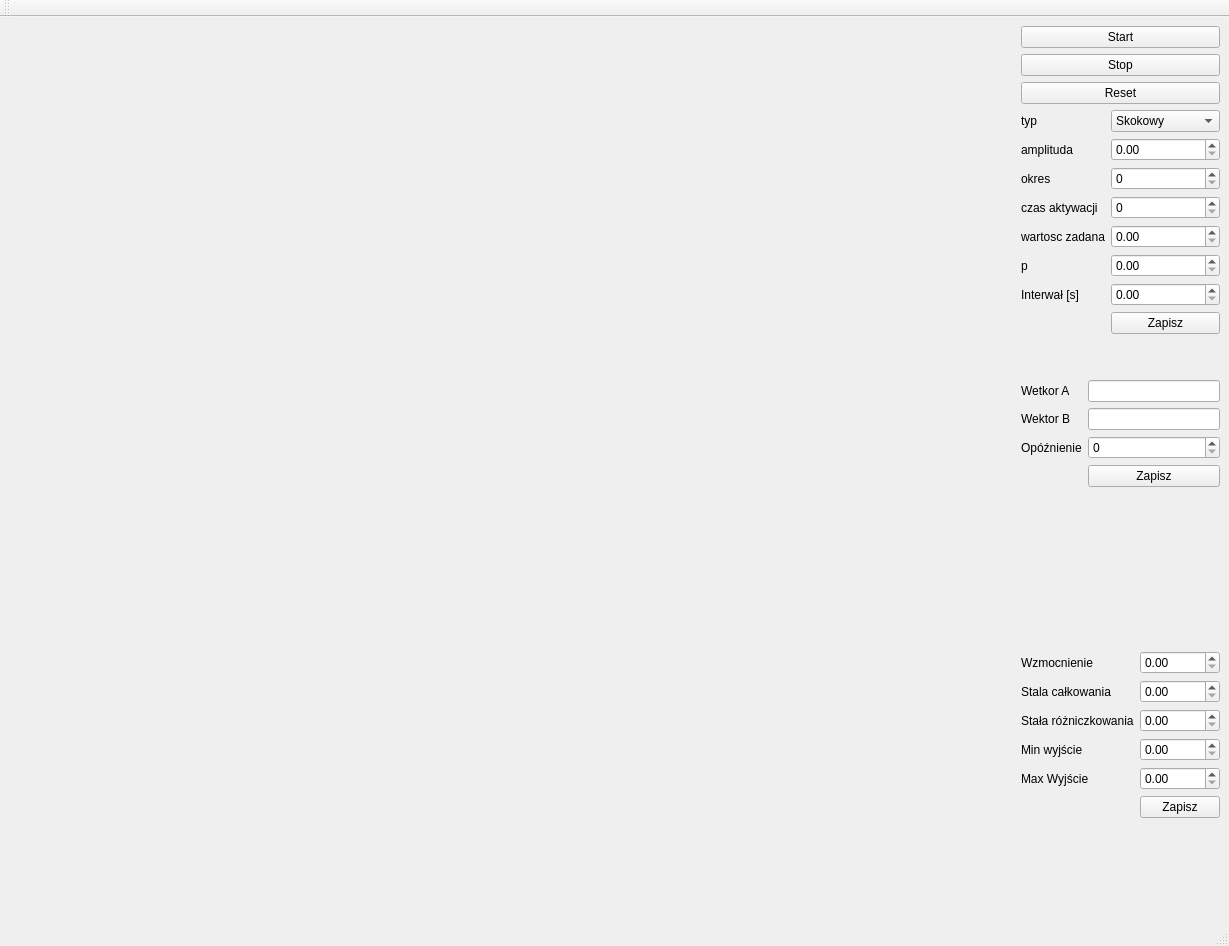
Above: mainwindow.ui from dffdgdd5/Projekt-PK_Sem3-4-QT before the change. Below: the same form after it.
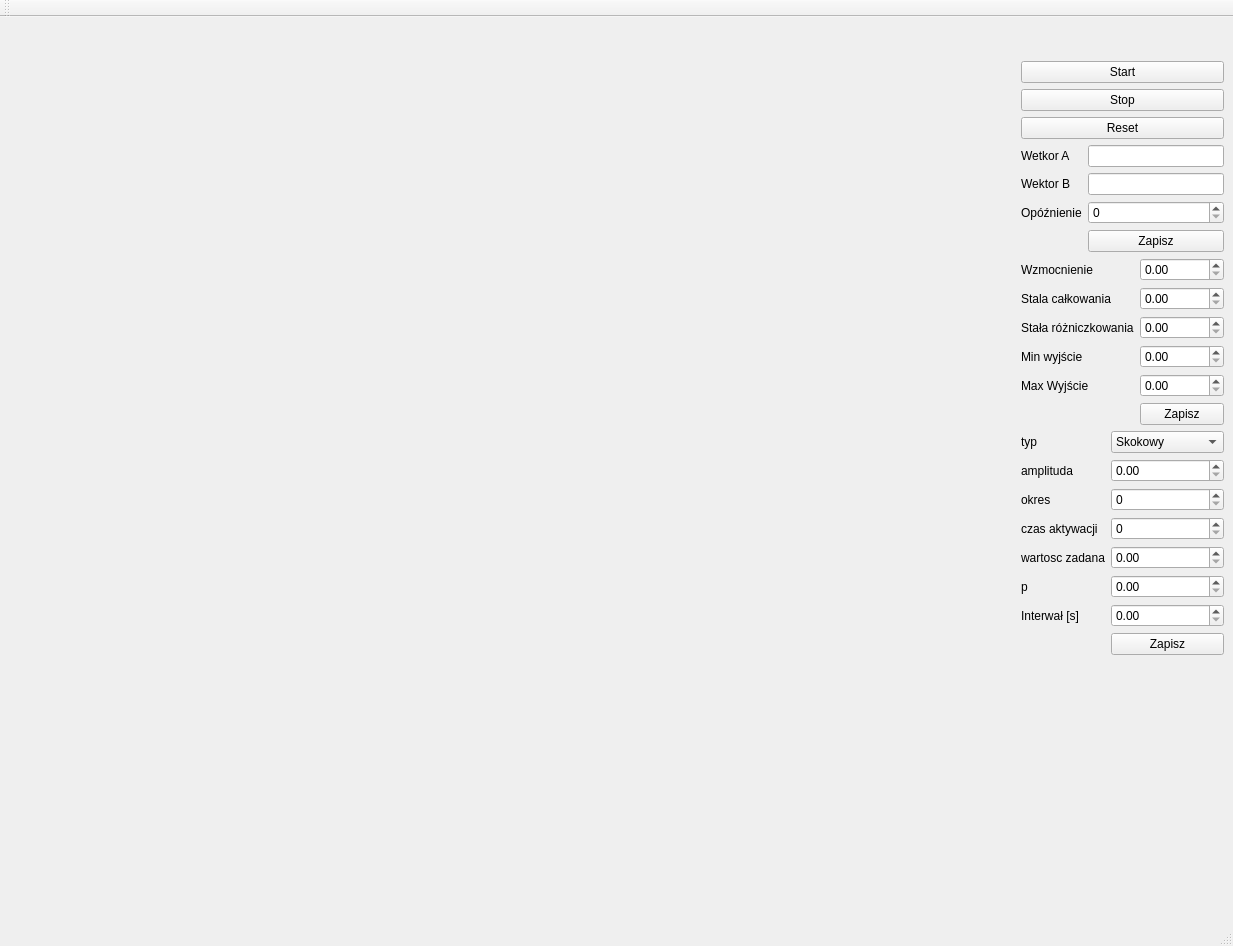
That is the form after the change.

Commit message: probuje ogarnac gui ale cos nie chce chodzic

```diff
--- a/mainwindow.ui
+++ b/mainwindow.ui
@@ -6,7 +6,7 @@
    <rect>
     <x>0</x>
     <y>0</y>
-    <width>1223</width>
+    <width>1233</width>
     <height>946</height>
    </rect>
   </property>
@@ -103,6 +103,19 @@
      <layout class="QVBoxLayout" name="verticalLayout_4">
       <item>
        <layout class="QVBoxLayout" name="verticalLayout_3">
+        <item>
+         <spacer name="verticalSpacer_2">
+          <property name="orientation">
+           <enum>Qt::Orientation::Vertical</enum>
+          </property>
+          <property name="sizeHint" stdset="0">
+           <size>
+            <width>20</width>
+            <height>1</height>
+           </size>
+          </property>
+         </spacer>
+        </item>
         <item>
          <widget class="QPushButton" name="Start">
           <property name="maximumSize">
@@ -144,6 +157,197 @@
         </item>
        </layout>
       </item>
+      <item>
+       <layout class="QFormLayout" name="formLayout_5">
+        <property name="verticalSpacing">
+         <number>6</number>
+        </property>
+        <item row="0" column="0">
+         <widget class="QLabel" name="label_22">
+          <property name="maximumSize">
+           <size>
+            <width>100</width>
+            <height>16777215</height>
+           </size>
+          </property>
+          <property name="text">
+           <string>Wetkor A</string>
+          </property>
+         </widget>
+        </item>
+        <item row="0" column="1">
+         <widget class="QLineEdit" name="WektorA">
+          <property name="maximumSize">
+           <size>
+            <width>200</width>
+            <height>16777215</height>
+           </size>
+          </property>
+         </widget>
+        </item>
+        <item row="1" column="0">
+         <widget class="QLabel" name="label_24">
+          <property name="maximumSize">
+           <size>
+            <width>100</width>
+            <height>16777215</height>
+           </size>
+          </property>
+          <property name="text">
+           <string>Wektor B</string>
+          </property>
+         </widget>
+        </item>
+        <item row="1" column="1">
+         <widget class="QLineEdit" name="WektorB">
+          <property name="maximumSize">
+           <size>
+            <width>200</width>
+            <height>16777215</height>
+           </size>
+          </property>
+         </widget>
+        </item>
+        <item row="2" column="0">
+         <widget class="QLabel" name="label_23">
+          <property name="maximumSize">
+           <size>
+            <width>100</width>
+            <height>16777215</height>
+           </size>
+          </property>
+          <property name="text">
+           <string>Opóźnienie</string>
+          </property>
+         </widget>
+        </item>
+        <item row="2" column="1">
+         <widget class="QSpinBox" name="Opoznienie">
+          <property name="maximumSize">
+           <size>
+            <width>200</width>
+            <height>16777215</height>
+           </size>
+          </property>
+         </widget>
+        </item>
+        <item row="3" column="1">
+         <widget class="QPushButton" name="ZapiszARX">
+          <property name="maximumSize">
+           <size>
+            <width>200</width>
+            <height>16777215</height>
+           </size>
+          </property>
+          <property name="text">
+           <string>Zapisz</string>
+          </property>
+         </widget>
+        </item>
+       </layout>
+      </item>
+      <item>
+       <layout class="QFormLayout" name="formLayout_4">
+        <item row="0" column="0">
+         <widget class="QLabel" name="label_25">
+          <property name="text">
+           <string>Wzmocnienie</string>
+          </property>
+         </widget>
+        </item>
+        <item row="0" column="1">
+         <widget class="QDoubleSpinBox" name="wzmocnienie">
+          <property name="maximumSize">
+           <size>
+            <width>200</width>
+            <height>16777215</height>
+           </size>
+          </property>
+         </widget>
+        </item>
+        <item row="1" column="0">
+         <widget class="QLabel" name="label_26">
+          <property name="text">
+           <string>Stala całkowania</string>
+          </property>
+         </widget>
+        </item>
+        <item row="1" column="1">
+         <widget class="QDoubleSpinBox" name="stalaCalkowania">
+          <property name="maximumSize">
+           <size>
+            <width>200</width>
+            <height>16777215</height>
+           </size>
+          </property>
+         </widget>
+        </item>
+        <item row="2" column="0">
+         <widget class="QLabel" name="label_27">
+          <property name="text">
+           <string>Stała różniczkowania</string>
+          </property>
+         </widget>
+        </item>
+        <item row="2" column="1">
+         <widget class="QDoubleSpinBox" name="stalaRozniczkowania">
+          <property name="maximumSize">
+           <size>
+            <width>200</width>
+            <height>16777215</height>
+           </size>
+          </property>
+         </widget>
+        </item>
+        <item row="3" column="0">
+         <widget class="QLabel" name="label_28">
+          <property name="text">
+           <string>Min wyjście</string>
+          </property>
+         </widget>
+        </item>
+        <item row="3" column="1">
+         <widget class="QDoubleSpinBox" name="minWyjscie">
+          <property name="maximumSize">
+           <size>
+            <width>200</width>
+            <height>16777215</height>
+           </size>
+          </property>
+         </widget>
+        </item>
+        <item row="4" column="0">
+         <widget class="QLabel" name="label_29">
+          <property name="text">
+           <string>Max Wyjście</string>
+          </property>
+         </widget>
+        </item>
+        <item row="4" column="1">
+         <widget class="QDoubleSpinBox" name="maxWyjscie">
+          <property name="maximumSize">
+           <size>
+            <width>200</width>
+            <height>16777215</height>
+           </size>
+          </property>
+         </widget>
+        </item>
+        <item row="5" column="1">
+         <widget class="QPushButton" name="ZapiszPID">
+          <property name="maximumSize">
+           <size>
+            <width>200</width>
+            <height>16777215</height>
+           </size>
+          </property>
+          <property name="text">
+           <string>Zapisz</string>
+          </property>
+         </widget>
+        </item>
+       </layout>
+      </item>
       <item>
        <layout class="QFormLayout" name="formLayout">
         <item row="0" column="0">
@@ -302,192 +506,17 @@
        </layout>
       </item>
       <item>
-       <layout class="QFormLayout" name="formLayout_5">
-        <item row="0" column="0">
-         <widget class="QLabel" name="label_22">
-          <property name="maximumSize">
-           <size>
-            <width>100</width>
-            <height>16777215</height>
-           </size>
-          </property>
-          <property name="text">
-           <string>Wetkor A</string>
-          </property>
-         </widget>
-        </item>
-        <item row="0" column="1">
-         <widget class="QLineEdit" name="WektorA">
-          <property name="maximumSize">
-           <size>
-            <width>200</width>
-            <height>16777215</height>
-           </size>
-          </property>
-         </widget>
-        </item>
-        <item row="1" column="0">
-         <widget class="QLabel" name="label_24">
-          <property name="maximumSize">
-           <size>
-            <width>100</width>
-            <height>16777215</height>
-           </size>
-          </property>
-          <property name="text">
-           <string>Wektor B</string>
-          </property>
-         </widget>
-        </item>
-        <item row="1" column="1">
-         <widget class="QLineEdit" name="WektorB">
-          <property name="maximumSize">
-           <size>
-            <width>200</width>
-            <height>16777215</height>
-           </size>
-          </property>
-         </widget>
-        </item>
-        <item row="2" column="0">
-         <widget class="QLabel" name="label_23">
-          <property name="maximumSize">
-           <size>
-            <width>100</width>
-            <height>16777215</height>
-           </size>
-          </property>
-          <property name="text">
-           <string>Opóźnienie</string>
-          </property>
-         </widget>
-        </item>
-        <item row="2" column="1">
-         <widget class="QSpinBox" name="Opoznienie">
-          <property name="maximumSize">
-           <size>
-            <width>200</width>
-            <height>16777215</height>
-           </size>
-          </property>
-         </widget>
-        </item>
-        <item row="3" column="1">
-         <widget class="QPushButton" name="ZapiszARX">
-          <property name="maximumSize">
-           <size>
-            <width>200</width>
-            <height>16777215</height>
-           </size>
-          </property>
-          <property name="text">
-           <string>Zapisz</string>
-          </property>
-         </widget>
-        </item>
-       </layout>
-      </item>
-      <item>
-       <layout class="QFormLayout" name="formLayout_4">
-        <item row="0" column="0">
-         <widget class="QLabel" name="label_25">
-          <property name="text">
-           <string>Wzmocnienie</string>
-          </property>
-         </widget>
-        </item>
-        <item row="0" column="1">
-         <widget class="QDoubleSpinBox" name="wzmocnienie">
-          <property name="maximumSize">
-           <size>
-            <width>200</width>
-            <height>16777215</height>
-           </size>
-          </property>
-         </widget>
-        </item>
-        <item row="1" column="0">
-         <widget class="QLabel" name="label_26">
-          <property name="text">
-           <string>Stala całkowania</string>
-          </property>
-         </widget>
-        </item>
-        <item row="1" column="1">
-         <widget class="QDoubleSpinBox" name="stalaCalkowania">
-          <property name="maximumSize">
-           <size>
-            <width>200</width>
-            <height>16777215</height>
-           </size>
-          </property>
-         </widget>
-        </item>
-        <item row="2" column="0">
-         <widget class="QLabel" name="label_27">
-          <property name="text">
-           <string>Stała różniczkowania</string>
-          </property>
-         </widget>
-        </item>
-        <item row="2" column="1">
-         <widget class="QDoubleSpinBox" name="stalaRozniczkowania">
-          <property name="maximumSize">
-           <size>
-            <width>200</width>
-            <height>16777215</height>
-           </size>
-          </property>
-         </widget>
-        </item>
-        <item row="3" column="0">
-         <widget class="QLabel" name="label_28">
-          <property name="text">
-           <string>Min wyjście</string>
-          </property>
-         </widget>
-        </item>
-        <item row="3" column="1">
-         <widget class="QDoubleSpinBox" name="minWyjscie">
-          <property name="maximumSize">
-           <size>
-            <width>200</width>
-            <height>16777215</height>
-           </size>
-          </property>
-         </widget>
-        </item>
-        <item row="4" column="0">
-         <widget class="QLabel" name="label_29">
-          <property name="text">
-           <string>Max Wyjście</string>
-          </property>
-         </widget>
-        </item>
-        <item row="4" column="1">
-         <widget class="QDoubleSpinBox" name="maxWyjscie">
-          <property name="maximumSize">
-           <size>
-            <width>200</width>
-            <height>16777215</height>
-           </size>
-          </property>
-         </widget>
-        </item>
-        <item row="5" column="1">
-         <widget class="QPushButton" name="ZapiszPID">
-          <property name="maximumSize">
-           <size>
-            <width>200</width>
-            <height>16777215</height>
-           </size>
-          </property>
-          <property name="text">
-           <string>Zapisz</string>
-          </property>
-         </widget>
-        </item>
-       </layout>
+       <spacer name="verticalSpacer">
+        <property name="orientation">
+         <enum>Qt::Orientation::Vertical</enum>
+        </property>
+        <property name="sizeHint" stdset="0">
+         <size>
+          <width>20</width>
+          <height>260</height>
+         </size>
+        </property>
+       </spacer>
       </item>
      </layout>
     </item>
```
Left out of the diff: 4 changed lines with no effect on the pictures. The commit also changes 1 other file.
